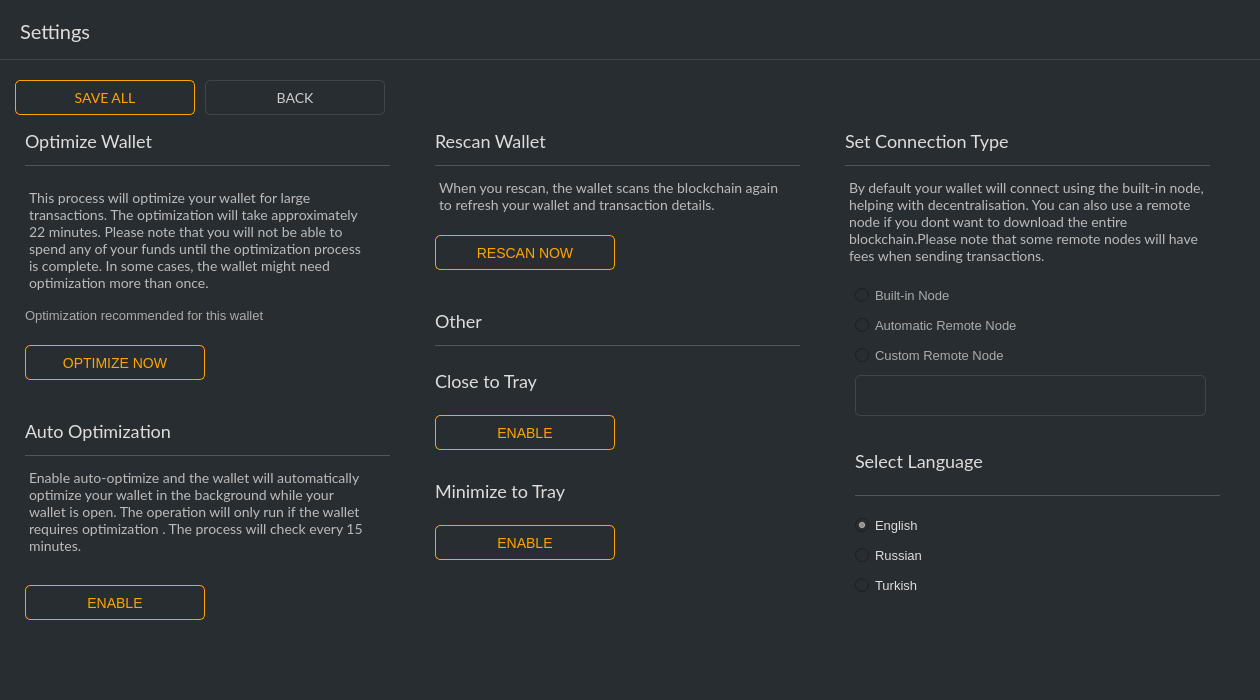
Before: the Qt Designer form src/gui/ui/settingsframe.ui in ConcealNetwork/conceal-desktop, drawn with Qt 5.
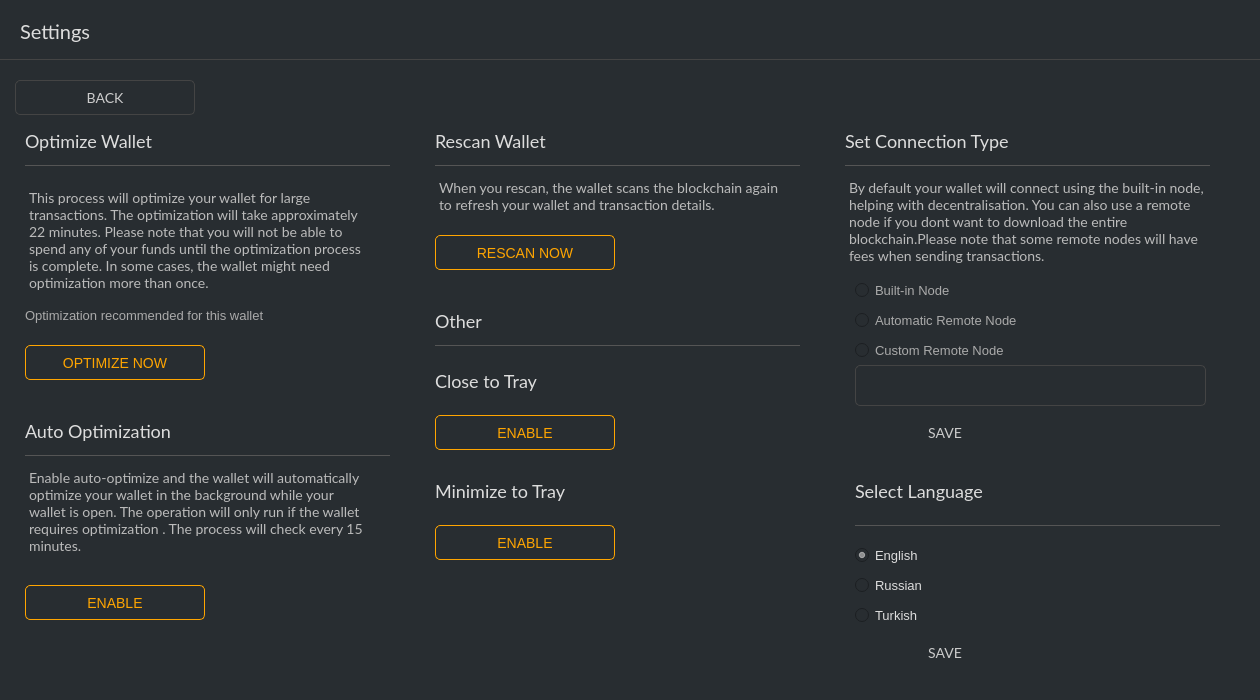
After: the same form once the commit is applied.

Commit message: Add rescan/language/connection/trayoptions to settings frame

The edit to the form file:
```diff
--- a/src/gui/ui/settingsframe.ui
+++ b/src/gui/ui/settingsframe.ui
@@ -134,48 +134,12 @@
         </size>
        </property>
        <property name="title">
-        <string>GroupBox</string>
+        <string/>
        </property>
-       <widget class="QPushButton" name="m_saveButton">
-        <property name="geometry">
-         <rect>
-          <x>0</x>
-          <y>0</y>
-          <width>180</width>
-          <height>35</height>
-         </rect>
-        </property>
-        <property name="minimumSize">
-         <size>
-          <width>180</width>
-          <height>35</height>
-         </size>
-        </property>
-        <property name="maximumSize">
-         <size>
-          <width>180</width>
-          <height>35</height>
-         </size>
-        </property>
-        <property name="font">
-         <font>
-          <family>Lato</family>
-          <pointsize>-1</pointsize>
-         </font>
-        </property>
-        <property name="styleSheet">
-         <string notr="true">QPushButton#m_saveButton {color:orange; border: 1px solid orange; font-size: 14px; border-radius: 5px; font-family: 'Lato'; }
-
-QPushButton#m_saveButton:hover {color:orange; border: 1px solid orange; font-size: 14px; border-radius: 5px; font-family: 'Lato'; }</string>
-        </property>
-        <property name="text">
-         <string>SAVE ALL</string>
-        </property>
-       </widget>
        <widget class="QPushButton" name="m_backButton">
         <property name="geometry">
          <rect>
-          <x>190</x>
+          <x>0</x>
           <y>0</y>
           <width>180</width>
           <height>35</height>
@@ -720,7 +684,7 @@
         <property name="geometry">
          <rect>
           <x>840</x>
-          <y>160</y>
+          <y>155</y>
           <width>351</width>
           <height>21</height>
          </rect>
@@ -744,7 +708,7 @@
         <property name="geometry">
          <rect>
           <x>840</x>
-          <y>220</y>
+          <y>215</y>
           <width>351</width>
           <height>21</height>
          </rect>
@@ -768,7 +732,7 @@
         <property name="geometry">
          <rect>
           <x>840</x>
-          <y>250</y>
+          <y>240</y>
           <width>351</width>
           <height>41</height>
          </rect>
@@ -784,7 +748,7 @@
         <property name="geometry">
          <rect>
           <x>840</x>
-          <y>190</y>
+          <y>185</y>
           <width>351</width>
           <height>21</height>
          </rect>
@@ -877,7 +841,7 @@
         <property name="geometry">
          <rect>
           <x>840</x>
-          <y>420</y>
+          <y>450</y>
           <width>351</width>
           <height>21</height>
          </rect>
@@ -903,7 +867,7 @@
         <property name="geometry">
          <rect>
           <x>840</x>
-          <y>450</y>
+          <y>480</y>
           <width>351</width>
           <height>21</height>
          </rect>
@@ -929,7 +893,7 @@
         <property name="geometry">
          <rect>
           <x>840</x>
-          <y>390</y>
+          <y>420</y>
           <width>351</width>
           <height>21</height>
          </rect>
@@ -955,7 +919,7 @@
         <property name="geometry">
          <rect>
           <x>840</x>
-          <y>370</y>
+          <y>400</y>
           <width>365</width>
           <height>1</height>
          </rect>
@@ -971,7 +935,7 @@
         <property name="geometry">
          <rect>
           <x>840</x>
-          <y>320</y>
+          <y>350</y>
           <width>311</width>
           <height>31</height>
          </rect>
@@ -1037,6 +1001,162 @@
          <set>Qt::AlignLeading|Qt::AlignLeft|Qt::AlignVCenter</set>
         </property>
        </widget>
+       <widget class="QPushButton" name="m_saveConnectionButton">
+        <property name="geometry">
+         <rect>
+          <x>840</x>
+          <y>290</y>
+          <width>180</width>
+          <height>35</height>
+         </rect>
+        </property>
+        <property name="minimumSize">
+         <size>
+          <width>180</width>
+          <height>35</height>
+         </size>
+        </property>
+        <property name="maximumSize">
+         <size>
+          <width>180</width>
+          <height>35</height>
+         </size>
+        </property>
+        <property name="font">
+         <font>
+          <family>Lato</family>
+          <pointsize>-1</pointsize>
+         </font>
+        </property>
+        <property name="styleSheet">
+         <string notr="true">QPushButton#m_saveConnectionButton {color:orange; border: 1px solid orange; font-size: 14px; border-radius: 5px; font-family: 'Lato'; }
+
+QPushButton#m_saveConnectionButton:hover {color:orange; border: 1px solid orange; font-size: 14px; border-radius: 5px; font-family: 'Lato'; }&lt;?xml version=&quot;1.0&quot; encoding=&quot;UTF-8&quot;?&gt;
+&lt;ui version=&quot;4.0&quot;&gt;
+ &lt;widget name=&quot;__qt_fake_top_level&quot;&gt;
+  &lt;widget class=&quot;QPushButton&quot; name=&quot;m_saveButton&quot;&gt;
+   &lt;property name=&quot;geometry&quot;&gt;
+    &lt;rect&gt;
+     &lt;x&gt;840&lt;/x&gt;
+     &lt;y&gt;300&lt;/y&gt;
+     &lt;width&gt;180&lt;/width&gt;
+     &lt;height&gt;35&lt;/height&gt;
+    &lt;/rect&gt;
+   &lt;/property&gt;
+   &lt;property name=&quot;minimumSize&quot;&gt;
+    &lt;size&gt;
+     &lt;width&gt;180&lt;/width&gt;
+     &lt;height&gt;35&lt;/height&gt;
+    &lt;/size&gt;
+   &lt;/property&gt;
+   &lt;property name=&quot;maximumSize&quot;&gt;
+    &lt;size&gt;
+     &lt;width&gt;180&lt;/width&gt;
+     &lt;height&gt;35&lt;/height&gt;
+    &lt;/size&gt;
+   &lt;/property&gt;
+   &lt;property name=&quot;font&quot;&gt;
+    &lt;font&gt;
+     &lt;family&gt;Lato&lt;/family&gt;
+     &lt;pointsize&gt;-1&lt;/pointsize&gt;
+    &lt;/font&gt;
+   &lt;/property&gt;
+   &lt;property name=&quot;styleSheet&quot;&gt;
+    &lt;string notr=&quot;true&quot;&gt;QPushButton#m_saveButton {color:orange; border: 1px solid orange; font-size: 14px; border-radius: 5px; font-family: 'Lato'; }
+
+QPushButton#m_saveButton:hover {color:orange; border: 1px solid orange; font-size: 14px; border-radius: 5px; font-family: 'Lato'; }&lt;/string&gt;
+   &lt;/property&gt;
+   &lt;property name=&quot;text&quot;&gt;
+    &lt;string&gt;SAVE&lt;/string&gt;
+   &lt;/property&gt;
+  &lt;/widget&gt;
+ &lt;/widget&gt;
+ &lt;resources/&gt;
+&lt;/ui&gt;
+</string>
+        </property>
+        <property name="text">
+         <string>SAVE</string>
+        </property>
+       </widget>
+       <widget class="QPushButton" name="m_saveLanguageButton">
+        <property name="geometry">
+         <rect>
+          <x>840</x>
+          <y>510</y>
+          <width>180</width>
+          <height>35</height>
+         </rect>
+        </property>
+        <property name="minimumSize">
+         <size>
+          <width>180</width>
+          <height>35</height>
+         </size>
+        </property>
+        <property name="maximumSize">
+         <size>
+          <width>180</width>
+          <height>35</height>
+         </size>
+        </property>
+        <property name="font">
+         <font>
+          <family>Lato</family>
+          <pointsize>-1</pointsize>
+         </font>
+        </property>
+        <property name="styleSheet">
+         <string notr="true">QPushButton#m_saveLanguageButton {color:orange; border: 1px solid orange; font-size: 14px; border-radius: 5px; font-family: 'Lato'; }
+
+QPushButton#m_saveLanguageButton:hover {color:orange; border: 1px solid orange; font-size: 14px; border-radius: 5px; font-family: 'Lato'; }&lt;?xml version=&quot;1.0&quot; encoding=&quot;UTF-8&quot;?&gt;
+&lt;ui version=&quot;4.0&quot;&gt;
+ &lt;widget name=&quot;__qt_fake_top_level&quot;&gt;
+  &lt;widget class=&quot;QPushButton&quot; name=&quot;m_saveButton&quot;&gt;
+   &lt;property name=&quot;geometry&quot;&gt;
+    &lt;rect&gt;
+     &lt;x&gt;840&lt;/x&gt;
+     &lt;y&gt;300&lt;/y&gt;
+     &lt;width&gt;180&lt;/width&gt;
+     &lt;height&gt;35&lt;/height&gt;
+    &lt;/rect&gt;
+   &lt;/property&gt;
+   &lt;property name=&quot;minimumSize&quot;&gt;
+    &lt;size&gt;
+     &lt;width&gt;180&lt;/width&gt;
+     &lt;height&gt;35&lt;/height&gt;
+    &lt;/size&gt;
+   &lt;/property&gt;
+   &lt;property name=&quot;maximumSize&quot;&gt;
+    &lt;size&gt;
+     &lt;width&gt;180&lt;/width&gt;
+     &lt;height&gt;35&lt;/height&gt;
+    &lt;/size&gt;
+   &lt;/property&gt;
+   &lt;property name=&quot;font&quot;&gt;
+    &lt;font&gt;
+     &lt;family&gt;Lato&lt;/family&gt;
+     &lt;pointsize&gt;-1&lt;/pointsize&gt;
+    &lt;/font&gt;
+   &lt;/property&gt;
+   &lt;property name=&quot;styleSheet&quot;&gt;
+    &lt;string notr=&quot;true&quot;&gt;QPushButton#m_saveButton {color:orange; border: 1px solid orange; font-size: 14px; border-radius: 5px; font-family: 'Lato'; }
+
+QPushButton#m_saveButton:hover {color:orange; border: 1px solid orange; font-size: 14px; border-radius: 5px; font-family: 'Lato'; }&lt;/string&gt;
+   &lt;/property&gt;
+   &lt;property name=&quot;text&quot;&gt;
+    &lt;string&gt;SAVE&lt;/string&gt;
+   &lt;/property&gt;
+  &lt;/widget&gt;
+ &lt;/widget&gt;
+ &lt;resources/&gt;
+&lt;/ui&gt;
+</string>
+        </property>
+        <property name="text">
+         <string>SAVE</string>
+        </property>
+       </widget>
       </widget>
      </item>
     </layout>
```
Left out of the diff: 73 changed lines with no effect on the pictures. The commit also changes 2 other files.
